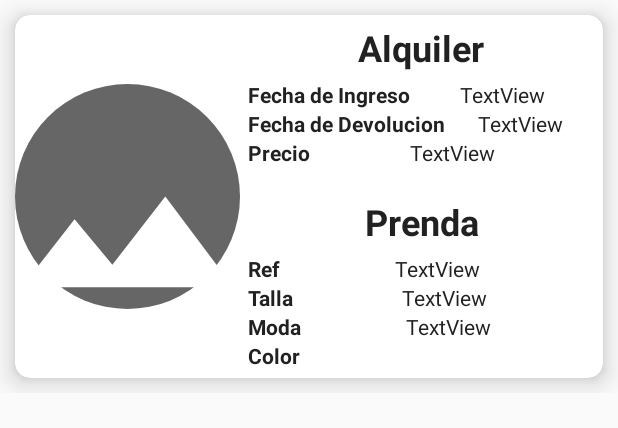
After one commit to wdavid73/Project_Movil_ComfaAPP, an Android app: the layout item_rental.xml on its own in the app's theme, with its tools: preview values and no code run, on a phone screen of 412 x 824 dp. The commit adds this screen. Shown: the top 428 px of the screen. Run offline under Robolectric (Android 15) with nearby library versions, the light colour scheme and no system bars.

Commit message:
list rentals

```diff
--- a/app/src/main/java/com/example/confmaapp/Activitys/ListRentalsActivity.java
+++ b/app/src/main/java/com/example/confmaapp/Activitys/ListRentalsActivity.java
@@ -5,12 +5,24 @@ import android.view.View;
 
 import androidx.appcompat.app.AppCompatActivity;
 import androidx.appcompat.widget.Toolbar;
+import androidx.recyclerview.widget.LinearLayoutManager;
+import androidx.recyclerview.widget.RecyclerView;
 
+import com.example.confmaapp.Adapters.AdapterRental;
+import com.example.confmaapp.Objects.Data;
+import com.example.confmaapp.Objects.Rental;
 import com.example.confmaapp.R;
 import com.google.android.material.floatingactionbutton.FloatingActionButton;
 import com.google.android.material.snackbar.Snackbar;
 
+import java.util.ArrayList;
+
 public class ListRentalsActivity extends AppCompatActivity {
+
+    private RecyclerView lst_rentals;
+    private AdapterRental adapterRental;
+    private LinearLayoutManager llm;
+    private ArrayList<Rental> rentals;
 
     @Override
     protected void onCreate(Bundle savedInstanceState) {
@@ -18,6 +30,17 @@ public class ListRentalsActivity extends AppCompatActivity {
         setContentView(R.layout.activity_list_rentals);
         Toolbar toolbar = findViewById(R.id.toolbar);
         setSupportActionBar(toolbar);
+        setTitle(getString(R.string.list_rentals));
+
+        lst_rentals = findViewById(R.id.lstRentals);
+        rentals = Data.get_rentals();
+
+        adapterRental = new AdapterRental(rentals);
+        llm = new LinearLayoutManager(this);
+        llm.setOrientation(RecyclerView.VERTICAL);
+
+        lst_rentals.setLayoutManager(llm);
+        lst_rentals.setAdapter(adapterRental);
 
         FloatingActionButton fab = findViewById(R.id.fab);
         fab.setOnClickListener(new View.OnClickListener() {
--- /dev/null
+++ b/app/src/main/java/com/example/confmaapp/Adapters/AdapterRental.java
@@ -0,0 +1,92 @@
+package com.example.confmaapp.Adapters;
+
+import android.graphics.Bitmap;
+import android.graphics.BitmapFactory;
+import android.util.Base64;
+import android.view.LayoutInflater;
+import android.view.View;
+import android.view.ViewGroup;
+import android.widget.TextView;
+
+import androidx.annotation.NonNull;
+import androidx.recyclerview.widget.RecyclerView;
+
+import com.example.confmaapp.Objects.Rental;
+import com.example.confmaapp.R;
+
+import java.util.ArrayList;
+
+import de.hdodenhof.circleimageview.CircleImageView;
+
+public class AdapterRental extends RecyclerView.Adapter<AdapterRental.RentalViewHolder>{
+
+    private ArrayList<Rental> rentals;
+
+    public AdapterRental(ArrayList<Rental> rentals) {
+        this.rentals = rentals;
+    }
+
+    @NonNull
+    @Override
+    public RentalViewHolder onCreateViewHolder(@NonNull ViewGroup parent, int viewType) {
+        View v = LayoutInflater.from(
+                parent.getContext()
+        ).inflate(R.layout.item_rental,parent,false);
+        return new RentalViewHolder(v);
+    }
+
+    @Override
+    public void onBindViewHolder(@NonNull RentalViewHolder holder, int position) {
+        Rental rental = rentals.get(position);
+
+        Bitmap photo = StringToBitMap(rental.getCloth().getPhoto_cloth());
+        holder.photoClothRental.setImageBitmap(photo);
+        holder.date_now.setText(rental.getDate_now());
+        holder.date_return.setText(rental.getDate_return());
+        holder.price.setText(rental.getPrice());
+        holder.refCloth.setText(rental.getCloth().getRef());
+        holder.sizeCloth.setText(rental.getCloth().getSize());
+        holder.fashionCloth.setText(rental.getCloth().getStyle_fashion());
+        holder.colorCloth.setBackgroundColor(rental.getCloth().getColor());
+
+
+    }
+
+    @Override
+    public int getItemCount() {
+        return rentals.size();
+    }
+
+
+    public static class RentalViewHolder extends RecyclerView.ViewHolder{
+        private CircleImageView photoClothRental;
+        private TextView date_now , date_return , price , refCloth , sizeCloth , fashionCloth;
+        private View colorCloth , v;
+
+
+        public RentalViewHolder(@NonNull View itemView) {
+            super(itemView);
+            v = itemView;
+            photoClothRental = v.findViewById(R.id.imgRentalCloth);
+            date_now = v.findViewById(R.id.lblDateNowRental);
+            date_return = v.findViewById(R.id.lblDateReturnRental);
+            price = v.findViewById(R.id.lblPriceRental);
+            refCloth = v.findViewById(R.id.lblRefClothRental);
+            sizeCloth = v.findViewById(R.id.lblSizeClothRental);
+            fashionCloth = v.findViewById(R.id.lblFashionClothRental);
+            colorCloth = v.findViewById(R.id.vColorClothRental);
+
+        }
+    }
+
+    public Bitmap StringToBitMap(String encodedString){
+        try{
+            byte [] encodeByte = Base64.decode(encodedString,Base64.DEFAULT);
+            return BitmapFactory.decodeByteArray(encodeByte, 0, encodeByte.length);
+        }
+        catch(Exception e){
+            e.getMessage();
+            return null;
+        }
+    }
+}
--- a/app/src/main/res/layout/content_list_rentals.xml
+++ b/app/src/main/res/layout/content_list_rentals.xml
@@ -1,18 +1,14 @@
 <?xml version="1.0" encoding="utf-8"?>
-<androidx.constraintlayout.widget.ConstraintLayout xmlns:android="http://schemas.android.com/apk/res/android"
+<LinearLayout xmlns:android="http://schemas.android.com/apk/res/android"
     xmlns:app="http://schemas.android.com/apk/res-auto"
     xmlns:tools="http://schemas.android.com/tools"
     android:layout_width="match_parent"
     android:layout_height="match_parent"
-    app:layout_behavior="@string/appbar_scrolling_view_behavior">
+    android:orientation="vertical"
+    app:layout_behavior="@string/appbar_scrolling_view_behavior" >
 
-    <TextView
-        android:id="@+id/textView9"
-        android:layout_width="wrap_content"
-        android:layout_height="wrap_content"
-        android:text="List of Rentals "
-        app:layout_constraintBottom_toBottomOf="parent"
-        app:layout_constraintEnd_toEndOf="parent"
-        app:layout_constraintStart_toStartOf="parent"
-        app:layout_constraintTop_toTopOf="parent" />
-</androidx.constraintlayout.widget.ConstraintLayout>
+    <androidx.recyclerview.widget.RecyclerView
+        android:id="@+id/lstRentals"
+        android:layout_width="match_parent"
+        android:layout_height="match_parent" />
+</LinearLayout>
--- /dev/null
+++ b/app/src/main/res/layout/item_rental.xml
@@ -0,0 +1,235 @@
+<?xml version="1.0" encoding="utf-8"?>
+<LinearLayout xmlns:android="http://schemas.android.com/apk/res/android"
+    xmlns:app="http://schemas.android.com/apk/res-auto"
+    android:layout_width="match_parent"
+    android:layout_height="wrap_content"
+    android:orientation="vertical">
+
+    <androidx.cardview.widget.CardView
+        android:layout_width="match_parent"
+        android:layout_height="wrap_content"
+        android:layout_margin="10dp"
+        app:cardCornerRadius="10dp"
+        app:cardElevation="10dp">
+
+        <LinearLayout
+            android:layout_width="match_parent"
+            android:layout_height="match_parent"
+            android:orientation="horizontal">
+
+            <de.hdodenhof.circleimageview.CircleImageView
+                android:id="@+id/imgRentalCloth"
+                android:layout_width="150dp"
+                android:layout_height="match_parent"
+                android:src="@drawable/ic_baseline_image_24" />
+
+            <LinearLayout
+                android:layout_width="match_parent"
+                android:layout_height="wrap_content"
+                android:layout_margin="5dp"
+                android:orientation="vertical">
+
+                <TextView
+                    android:id="@+id/lblRental"
+                    android:layout_width="match_parent"
+                    android:layout_height="wrap_content"
+                    android:layout_marginBottom="5dp"
+                    android:gravity="center"
+                    android:text="@string/rental"
+                    android:textColor="@color/colorPrimaryText"
+                    android:textSize="24sp"
+                    android:textStyle="bold" />
+
+                <LinearLayout
+                    android:layout_width="match_parent"
+                    android:layout_height="wrap_content"
+                    android:orientation="horizontal">
+
+                    <TextView
+                        android:id="@+id/lblDateNow"
+                        android:layout_width="wrap_content"
+                        android:layout_height="wrap_content"
+                        android:text="@string/date_now"
+                        android:textColor="@color/colorPrimaryText"
+                        android:textSize="14sp"
+                        android:textStyle="bold" />
+
+                    <TextView
+                        android:id="@+id/lblDateNowRental"
+                        android:layout_width="wrap_content"
+                        android:layout_height="wrap_content"
+                        android:layout_weight="1"
+                        android:gravity="center"
+                        android:text="TextView"
+                        android:textColor="@color/colorPrimaryText"
+                        android:textSize="14sp" />
+                </LinearLayout>
+
+                <LinearLayout
+                    android:layout_width="match_parent"
+                    android:layout_height="wrap_content"
+                    android:orientation="horizontal">
+
+                    <TextView
+                        android:id="@+id/lblDateReturn"
+                        android:layout_width="wrap_content"
+                        android:layout_height="wrap_content"
+                        android:text="@string/date_return"
+                        android:textColor="@color/colorPrimaryText"
+                        android:textSize="14sp"
+                        android:textStyle="bold" />
+
+                    <TextView
+                        android:id="@+id/lblDateReturnRental"
+                        android:layout_width="wrap_content"
+                        android:layout_height="wrap_content"
+                        android:layout_weight="1"
+                        android:gravity="center"
+                        android:text="TextView"
+                        android:textColor="@color/colorPrimaryText"
+                        android:textSize="14sp" />
+                </LinearLayout>
+
+                <LinearLayout
+                    android:layout_width="match_parent"
+                    android:layout_height="wrap_content"
+                    android:orientation="horizontal">
+
+                    <TextView
+                        android:id="@+id/lblPrice"
+                        android:layout_width="wrap_content"
+                        android:layout_height="wrap_content"
+                        android:text="@string/price_rental"
+                        android:textColor="@color/colorPrimaryText"
+                        android:textSize="14sp"
+                        android:textStyle="bold" />
+
+                    <TextView
+                        android:id="@+id/lblPriceRental"
+                        android:layout_width="wrap_content"
+                        android:layout_height="wrap_content"
+                        android:layout_weight="1"
+                        android:gravity="center"
+                        android:text="TextView"
+                        android:textColor="@color/colorPrimaryText"
+                        android:textSize="14sp" />
+                </LinearLayout>
+
+                <Space
+                    android:layout_width="match_parent"
+                    android:layout_height="20dp" />
+
+                <TextView
+                    android:id="@+id/lblCloth"
+                    android:layout_width="match_parent"
+                    android:layout_height="wrap_content"
+                    android:layout_marginBottom="5dp"
+                    android:gravity="center"
+                    android:text="@string/cloth"
+                    android:textColor="@color/colorPrimaryText"
+                    android:textSize="24sp"
+                    android:textStyle="bold" />
+
+                <LinearLayout
+                    android:layout_width="match_parent"
+                    android:layout_height="match_parent"
+                    android:orientation="horizontal">
+
+                    <TextView
+                        android:id="@+id/lblRefTitleClothRental"
+                        android:layout_width="wrap_content"
+                        android:layout_height="wrap_content"
+                        android:text="@string/ref"
+                        android:textColor="@color/colorPrimaryText"
+                        android:textSize="14sp"
+                        android:textStyle="bold" />
+
+                    <TextView
+                        android:id="@+id/lblRefClothRental"
+                        android:layout_width="wrap_content"
+                        android:layout_height="wrap_content"
+                        android:layout_weight="1"
+                        android:gravity="center"
+                        android:text="TextView"
+                        android:textColor="@color/colorPrimaryText"
+                        android:textSize="14sp" />
+                </LinearLayout>
+
+                <LinearLayout
+                    android:layout_width="match_parent"
+                    android:layout_height="match_parent"
+                    android:orientation="horizontal">
+
+                    <TextView
+                        android:id="@+id/lblSizeTitleClothRental"
+                        android:layout_width="wrap_content"
+                        android:layout_height="wrap_content"
+                        android:text="@string/size"
+                        android:textColor="@color/colorPrimaryText"
+                        android:textSize="14sp"
+                        android:textStyle="bold" />
+
+                    <TextView
+                        android:id="@+id/lblSizeClothRental"
+                        android:layout_width="wrap_content"
+                        android:layout_height="wrap_content"
+                        android:layout_weight="1"
+                        android:gravity="center"
+                        android:text="TextView"
+                        android:textColor="@color/colorPrimaryText"
+                        android:textSize="14sp" />
+                </LinearLayout>
+
+                <LinearLayout
+                    android:layout_width="match_parent"
+                    android:layout_height="match_parent"
+                    android:orientation="horizontal">
+
+                    <TextView
+                        android:id="@+id/lblFashionTitleClothRental"
+                        android:layout_width="wrap_content"
+                        android:layout_height="wrap_content"
+                        android:text="@string/fashion"
+                        android:textColor="@color/colorPrimaryText"
+                        android:textSize="14sp"
+                        android:textStyle="bold" />
+
+                    <TextView
+                        android:id="@+id/lblFashionClothRental"
+                        android:layout_width="wrap_content"
+                        android:layout_height="wrap_content"
+                        android:layout_weight="1"
+                        android:gravity="center"
+                        android:text="TextView"
+                        android:textColor="@color/colorPrimaryText"
+                        android:textSize="14sp" />
+                </LinearLayout>
+
+                <LinearLayout
+                    android:layout_width="match_parent"
+                    android:layout_height="match_parent"
+                    android:orientation="horizontal">
+
+                    <TextView
+                        android:id="@+id/lblColorTitleClothRental"
+                        android:layout_width="wrap_content"
+                        android:layout_height="wrap_content"
+                        android:layout_weight="1"
+                        android:text="@string/color"
+                        android:textColor="@color/colorPrimaryText"
+                        android:textSize="14sp"
+                        android:textStyle="bold" />
+
+                    <View
+                        android:id="@+id/vColorClothRental"
+                        android:layout_width="100dp"
+                        android:layout_height="match_parent"
+                        android:layout_weight="1" />
+
+                </LinearLayout>
+
+            </LinearLayout>
+
+        </LinearLayout>
+    </androidx.cardview.widget.CardView>
+</LinearLayout>
--- a/app/src/main/res/values/strings.xml
+++ b/app/src/main/res/values/strings.xml
@@ -76,6 +76,12 @@
     <string name="save_rental_successful">Alquiler Guardado Satisfactoriamente</string>
     <string name="cloth_required">Porfavor registre una prendas antes</string>
     <string name="img_selected">img selected</string>
+    <string name="date_now">Fecha de Ingreso</string>
+    <string name="date_return">Fecha de Devolucion</string>
+    <string name="price_rental">Precio</string>
+    <string name="rental">Alquiler</string>
+    <string name="cloth">Prenda</string>
+    <string name="list_rentals">Lista de Alquileres</string>
 
 
 </resources>
```
